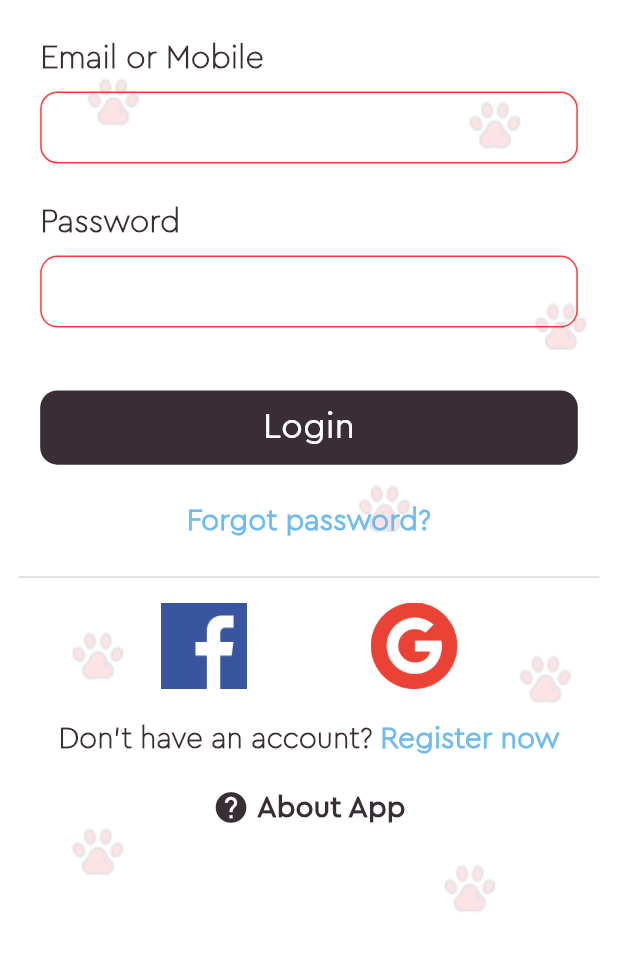
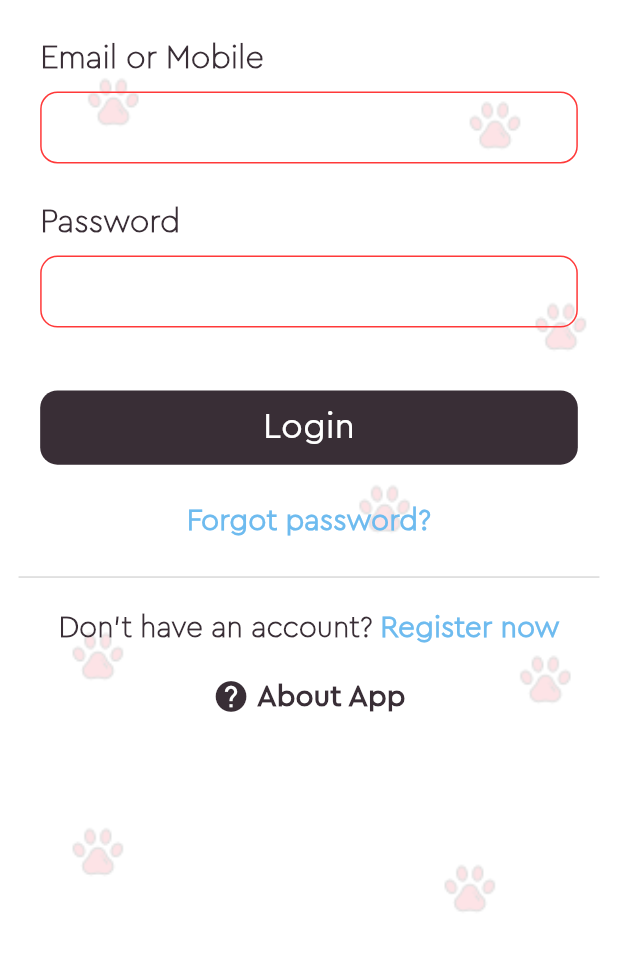
Before and after one commit to alzoldik/alif_pet, a Flutter app: the screen it shows after launch, on a phone screen of 412 x 824 dp, the part 222-1193 px from its top. Run offline on Flutter 3.47's test engine with Material 2 defaults, Android fonts, the light colour scheme and no system bars; our stand-ins replace dio, flutter_rating_bar, geolocator, google_maps_flutter, image_picker, location and 6 more; missing offline and left inert: agora_rtc_engine, flutter_google_places, flutter_polyline_points, flutter_pusher_client, flutter_rounded_date_picker, flutter_statusbarcolor and 2 more; accounts and stored records are empty; generated files the repository leaves out were written again.

Commit message:
finish upload to appstore

```diff
--- a/lib/Common/login.dart
+++ b/lib/Common/login.dart
@@ -19,10 +19,9 @@ import 'package:alif_pet/models/login_response.dart';
 import 'package:alif_pet/models/verificatedModel.dart';
 import 'package:flutter/cupertino.dart';
 import 'package:flutter/material.dart';
-import 'package:flutter/services.dart';
-import 'package:flutter_facebook_login/flutter_facebook_login.dart';
+// import 'package:flutter_facebook_login/flutter_facebook_login.dart';
 import 'package:flutter_statusbarcolor/flutter_statusbarcolor.dart';
-import 'package:google_sign_in/google_sign_in.dart';
+// import 'package:google_sign_in/google_sign_in.dart';
 import 'package:page_transition/page_transition.dart';
 import 'package:provider/provider.dart';
 
@@ -43,12 +42,12 @@ class Login extends StatefulWidget {
 
 class LoginState extends State<Login> {
   bool isLoggingIn = false;
-  GoogleSignIn _googleSignIn = GoogleSignIn(
-    scopes: [
-      'email',
-      'https://www.googleapis.com/auth/contacts.readonly',
-    ],
-  );
+  // GoogleSignIn _googleSignIn = GoogleSignIn(
+  //   scopes: [
+  //     'email',
+  //     'https://www.googleapis.com/auth/contacts.readonly',
+  //   ],
+  // );
   final emailOrMobileEtController = TextEditingController();
   final passwordEtController = TextEditingController();
   AppLanguage appLanguage;
@@ -277,7 +276,6 @@ class LoginState extends State<Login> {
                               color: Colors.grey.withOpacity(.4),
                             ),
                           ),
-
                           Expanded(
                             flex: 4,
                             child: Container(
@@ -289,82 +287,82 @@ class LoginState extends State<Login> {
                         ],
                       ),
                     ),
-                    Container(
-                      margin:
-                          EdgeInsets.only(top: 2 * SizeConfig.heightMultiplier),
-                      child: Row(
-                        children: <Widget>[
-                          Expanded(
-                            flex: 4,
-                            child: GestureDetector(
-                              onTap: doFacebookSignIn,
-                              child: Container(
-                                alignment: CommonUtils.getLanguage(context) ==
-                                        "english"
-                                    ? Alignment.centerRight
-                                    : Alignment.centerLeft,
-                                child: Image.asset(
-                                  ImageUtils.facebookIcon,
-                                  width: 14 * SizeConfig.imageSizeMultiplier,
-                                  height: 14 * SizeConfig.imageSizeMultiplier,
-                                ),
-                              ),
-                            ),
-                          ),
-                          Expanded(flex: 2, child: Container()),
-                          Expanded(
-                            flex: 4,
-                            child: GestureDetector(
-                              onTap: () async {
-                                try {
-                                  GoogleSignInAccount myaccount =
-                                      await _googleSignIn.signIn();
-                                  if (myaccount != null) {
-                                    myaccount.authentication
-                                        .then((value) async {
-                                      print(
-                                          "ACCESS_TOKEN : ${value.accessToken}");
-                                      dynamic response = await CommonApis()
-                                          .logInWithGmail(
-                                              {"token": value.accessToken},
-                                              CommonUtils.getLanguage(
-                                                      context) ==
-                                                  "english");
-                                      String fullToken =
-                                          "Bearer ${response['token']}";
-                                      ApiUtils.headerWithToken.update(
-                                          "Authorization",
-                                          (value) => fullToken);
-                                      await userData.save(fullToken, "client");
-                                      await _googleSignIn.signOut();
-                                      await userService.getProfile();
-                                      Navigator.pushAndRemoveUntil(
-                                          context,
-                                          PageTransition(
-                                              type: PageTransitionType.fade,
-                                              child: ClientMain()),
-                                          (Route<dynamic> route) => false);
-                                    });
-                                  }
-                                } on PlatformException catch (e) {
-                                  print(e.toString());
-                                }
-                              },
-                              child: Container(
-                                  alignment: CommonUtils.getLanguage(context) ==
-                                          "english"
-                                      ? Alignment.centerLeft
-                                      : Alignment.centerRight,
-                                  child: Image.asset(
-                                    ImageUtils.googleIcon,
-                                    width: 14 * SizeConfig.imageSizeMultiplier,
-                                    height: 14 * SizeConfig.imageSizeMultiplier,
-                                  )),
-                            ),
-                          ),
-                        ],
-                      ),
-                    ),
+                    // Container(
+                    //   margin:
+                    //       EdgeInsets.only(top: 2 * SizeConfig.heightMultiplier),
+                    //   child: Row(
+                    //     children: <Widget>[
+                    //       Expanded(
+                    //         flex: 4,
+                    //         child: GestureDetector(
+                    //           onTap: doFacebookSignIn,
+                    //           child: Container(
+                    //             alignment: CommonUtils.getLanguage(context) ==
+                    //                     "english"
+                    //                 ? Alignment.centerRight
+                    //                 : Alignment.centerLeft,
+                    //             child: Image.asset(
+                    //               ImageUtils.facebookIcon,
+                    //               width: 14 * SizeConfig.imageSizeMultiplier,
+                    //               height: 14 * SizeConfig.imageSizeMultiplier,
+                    //             ),
+                    //           ),
+                    //         ),
+                    //       ),
+                    //       Expanded(flex: 2, child: Container()),
+                    //       Expanded(
+                    //         flex: 4,
+                    //         child: GestureDetector(
+                    //           onTap: () async {
+                    //             try {
+                    //               GoogleSignInAccount myaccount =
+                    //                   await _googleSignIn.signIn();
+                    //               if (myaccount != null) {
+                    //                 myaccount.authentication
+                    //                     .then((value) async {
+                    //                   print(
+                    //                       "ACCESS_TOKEN : ${value.accessToken}");
+                    //                   dynamic response = await CommonApis()
+                    //                       .logInWithGmail(
+                    //                           {"token": value.accessToken},
+                    //                           CommonUtils.getLanguage(
+                    //                                   context) ==
+                    //                               "english");
+                    //                   String fullToken =
+                    //                       "Bearer ${response['token']}";
+                    //                   ApiUtils.headerWithToken.update(
+                    //                       "Authorization",
+                    //                       (value) => fullToken);
+                    //                   await userData.save(fullToken, "client");
+                    //                   await _googleSignIn.signOut();
+                    //                   await userService.getProfile();
+                    //                   Navigator.pushAndRemoveUntil(
+                    //                       context,
+                    //                       PageTransition(
+                    //                           type: PageTransitionType.fade,
+                    //                           child: ClientMain()),
+                    //                       (Route<dynamic> route) => false);
+                    //                 });
+                    //               }
+                    //             } on PlatformException catch (e) {
+                    //               print(e.toString());
+                    //             }
+                    //           },
+                    //           child: Container(
+                    //               alignment: CommonUtils.getLanguage(context) ==
+                    //                       "english"
+                    //                   ? Alignment.centerLeft
+                    //                   : Alignment.centerRight,
+                    //               child: Image.asset(
+                    //                 ImageUtils.googleIcon,
+                    //                 width: 14 * SizeConfig.imageSizeMultiplier,
+                    //                 height: 14 * SizeConfig.imageSizeMultiplier,
+                    //               )),
+                    //         ),
+                    //       ),
+                    //     ],
+                    //   ),
+                    // ),
                     Container(
                         alignment: Alignment.center,
                         margin: EdgeInsets.only(
@@ -611,26 +609,26 @@ class LoginState extends State<Login> {
     });
   }
 
-  void doFacebookSignIn() async {
-    final facebookLogin = FacebookLogin();
-    //   facebookLogin.logOut();
-    final result = await facebookLogin.logIn(['email']);
-    switch (result.status) {
-      case FacebookLoginStatus.loggedIn:
-        //  hitFacebookApi(result.accessToken.token);
-        hitFacebookApi(result.accessToken.token);
-        await facebookLogin.logOut();
-        break;
-      case FacebookLoginStatus.cancelledByUser:
-        ToastUtils.showCustomToast(
-            context, "cancelled", Colors.white, MyColors.primaryColor);
-        break;
-      case FacebookLoginStatus.error:
-        ToastUtils.showCustomToast(
-            context, result.errorMessage, Colors.white, MyColors.primaryColor);
-        break;
-    }
-  }
+  // void doFacebookSignIn() async {
+  //   final facebookLogin = FacebookLogin();
+  //   //   facebookLogin.logOut();
+  //   final result = await facebookLogin.logIn(['email']);
+  //   switch (result.status) {
+  //     case FacebookLoginStatus.loggedIn:
+  //       //  hitFacebookApi(result.accessToken.token);
+  //       hitFacebookApi(result.accessToken.token);
+  //       await facebookLogin.logOut();
+  //       break;
+  //     case FacebookLoginStatus.cancelledByUser:
+  //       ToastUtils.showCustomToast(
+  //           context, "cancelled", Colors.white, MyColors.primaryColor);
+  //       break;
+  //     case FacebookLoginStatus.error:
+  //       ToastUtils.showCustomToast(
+  //           context, result.errorMessage, Colors.white, MyColors.primaryColor);
+  //       break;
+  //   }
+  // }
 
   // ignore: unused_element
   bool _isNumeric(String str) {
```
Also changed, not shown: pubspec.yaml (+3 -5 lines), 1 other file.
